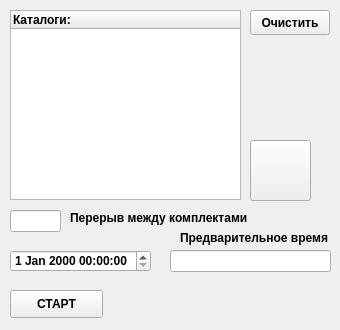
Qt form source/timer/timeraepwidget.ui (VictorZ08/Path) before a commit.
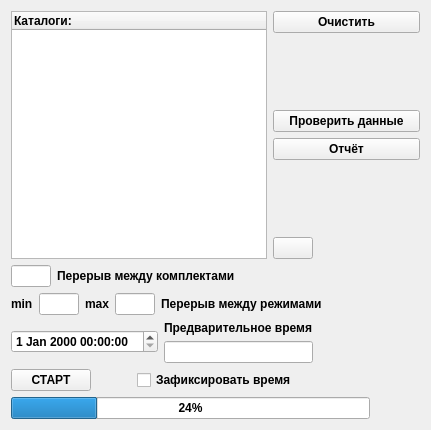
The same form after that commit. Icons and pictures are not drawn.

```diff
--- a/source/timer/timeraepwidget.ui
+++ b/source/timer/timeraepwidget.ui
@@ -2,25 +2,22 @@
 <ui version="4.0">
  <class>TimerAepWidget</class>
  <widget class="QWidget" name="TimerAepWidget">
+  <property name="enabled">
+   <bool>true</bool>
+  </property>
   <property name="geometry">
    <rect>
     <x>0</x>
     <y>0</y>
-    <width>340</width>
-    <height>330</height>
+    <width>431</width>
+    <height>430</height>
    </rect>
   </property>
-  <property name="minimumSize">
-   <size>
-    <width>340</width>
-    <height>330</height>
-   </size>
-  </property>
-  <property name="maximumSize">
-   <size>
-    <width>340</width>
-    <height>330</height>
-   </size>
+  <property name="sizePolicy">
+   <sizepolicy hsizetype="Preferred" vsizetype="Preferred">
+    <horstretch>0</horstretch>
+    <verstretch>0</verstretch>
+   </sizepolicy>
   </property>
   <property name="font">
    <font>
@@ -31,146 +28,355 @@
   <property name="windowTitle">
    <string>Таймер АЭП</string>
   </property>
-  <widget class="QLabel" name="label_Timer_AEP_Preliminarily">
-   <property name="geometry">
-    <rect>
-     <x>180</x>
-     <y>230</y>
-     <width>171</width>
-     <height>16</height>
-    </rect>
-   </property>
-   <property name="text">
-    <string>Предварительное время</string>
-   </property>
-  </widget>
-  <widget class="QLabel" name="m_status_l">
-   <property name="geometry">
-    <rect>
-     <x>160</x>
-     <y>290</y>
-     <width>151</width>
-     <height>21</height>
-    </rect>
-   </property>
-   <property name="font">
-    <font>
-     <pointsize>10</pointsize>
-     <weight>75</weight>
-     <bold>true</bold>
-    </font>
-   </property>
-   <property name="text">
-    <string/>
-   </property>
-  </widget>
-  <widget class="QLineEdit" name="m_previewTime_le">
-   <property name="geometry">
-    <rect>
-     <x>170</x>
-     <y>250</y>
-     <width>161</width>
-     <height>22</height>
-    </rect>
-   </property>
-  </widget>
-  <widget class="QPushButton" name="m_start_pb">
-   <property name="geometry">
-    <rect>
-     <x>10</x>
-     <y>290</y>
-     <width>93</width>
-     <height>28</height>
-    </rect>
-   </property>
-   <property name="text">
-    <string>СТАРТ</string>
-   </property>
-  </widget>
-  <widget class="QDateTimeEdit" name="m_editTime_dte">
-   <property name="geometry">
-    <rect>
-     <x>10</x>
-     <y>250</y>
-     <width>141</width>
-     <height>22</height>
-    </rect>
-   </property>
-  </widget>
-  <widget class="QTreeWidget" name="m_loadSets_tw">
-   <property name="geometry">
-    <rect>
-     <x>10</x>
-     <y>10</y>
-     <width>231</width>
-     <height>190</height>
-    </rect>
-   </property>
-   <column>
-    <property name="text">
-     <string notr="true">Каталоги:</string>
-    </property>
-   </column>
-  </widget>
-  <widget class="QPushButton" name="m_clear_pb">
-   <property name="geometry">
-    <rect>
-     <x>250</x>
-     <y>10</y>
-     <width>80</width>
-     <height>25</height>
-    </rect>
-   </property>
-   <property name="text">
-    <string>Очистить</string>
-   </property>
-  </widget>
-  <widget class="QLabel" name="label_Time_Complect">
-   <property name="geometry">
-    <rect>
-     <x>70</x>
-     <y>210</y>
-     <width>191</width>
-     <height>16</height>
-    </rect>
-   </property>
-   <property name="text">
-    <string>Перерыв между комплектами</string>
-   </property>
-  </widget>
-  <widget class="QLineEdit" name="m_timeSet_le">
-   <property name="geometry">
-    <rect>
-     <x>10</x>
-     <y>210</y>
-     <width>51</width>
-     <height>22</height>
-    </rect>
-   </property>
-  </widget>
-  <widget class="QPushButton" name="m_back_pb">
-   <property name="geometry">
-    <rect>
-     <x>250</x>
-     <y>140</y>
-     <width>61</width>
-     <height>61</height>
-    </rect>
-   </property>
-   <property name="text">
-    <string/>
-   </property>
-   <property name="icon">
-    <iconset resource="../path.qrc">
-     <normaloff>:/image/button_back.png</normaloff>:/image/button_back.png</iconset>
-   </property>
-   <property name="iconSize">
-    <size>
-     <width>60</width>
-     <height>60</height>
-    </size>
-   </property>
-  </widget>
+  <property name="styleSheet">
+   <string notr="true"/>
+  </property>
+  <layout class="QGridLayout" name="gridLayout">
+   <item row="0" column="0">
+    <layout class="QVBoxLayout" name="verticalLayout_2">
+     <item>
+      <layout class="QHBoxLayout" name="horizontalLayout">
+       <item>
+        <widget class="QTreeWidget" name="m_loadSets_tw">
+         <column>
+          <property name="text">
+           <string notr="true">Каталоги:</string>
+          </property>
+         </column>
+        </widget>
+       </item>
+       <item>
+        <layout class="QVBoxLayout" name="verticalLayout">
+         <item>
+          <widget class="QPushButton" name="m_clear_pb">
+           <property name="font">
+            <font>
+             <weight>75</weight>
+             <bold>true</bold>
+            </font>
+           </property>
+           <property name="styleSheet">
+            <string notr="true"/>
+           </property>
+           <property name="text">
+            <string>Очистить</string>
+           </property>
+          </widget>
+         </item>
+         <item>
+          <spacer name="verticalSpacer_2">
+           <property name="orientation">
+            <enum>Qt::Vertical</enum>
+           </property>
+           <property name="sizeHint" stdset="0">
+            <size>
+             <width>20</width>
+             <height>40</height>
+            </size>
+           </property>
+          </spacer>
+         </item>
+         <item>
+          <widget class="QPushButton" name="m_startCheckData_pb">
+           <property name="text">
+            <string>Проверить данные</string>
+           </property>
+          </widget>
+         </item>
+         <item>
+          <widget class="QPushButton" name="pushButton">
+           <property name="text">
+            <string>Отчёт</string>
+           </property>
+          </widget>
+         </item>
+         <item>
+          <spacer name="verticalSpacer">
+           <property name="orientation">
+            <enum>Qt::Vertical</enum>
+           </property>
+           <property name="sizeHint" stdset="0">
+            <size>
+             <width>20</width>
+             <height>40</height>
+            </size>
+           </property>
+          </spacer>
+         </item>
+         <item>
+          <layout class="QHBoxLayout" name="horizontalLayout_9">
+           <item>
+            <widget class="QPushButton" name="m_back_pb">
+             <property name="text">
+              <string/>
+             </property>
+             <property name="icon">
+              <iconset resource="../path.qrc">
+               <normaloff>:/image/button_back.png</normaloff>:/image/button_back.png</iconset>
+             </property>
+             <property name="iconSize">
+              <size>
+               <width>60</width>
+               <height>60</height>
+              </size>
+             </property>
+            </widget>
+           </item>
+           <item>
+            <spacer name="horizontalSpacer_2">
+             <property name="orientation">
+              <enum>Qt::Horizontal</enum>
+             </property>
+             <property name="sizeHint" stdset="0">
+              <size>
+               <width>40</width>
+               <height>20</height>
+              </size>
+             </property>
+            </spacer>
+           </item>
+          </layout>
+         </item>
+        </layout>
+       </item>
+      </layout>
+     </item>
+     <item>
+      <layout class="QHBoxLayout" name="horizontalLayout_3">
+       <item>
+        <widget class="QLineEdit" name="m_timeSet_le">
+         <property name="minimumSize">
+          <size>
+           <width>40</width>
+           <height>0</height>
+          </size>
+         </property>
+         <property name="maximumSize">
+          <size>
+           <width>40</width>
+           <height>16777215</height>
+          </size>
+         </property>
+        </widget>
+       </item>
+       <item>
+        <widget class="QLabel" name="label_Time_Complect">
+         <property name="text">
+          <string>Перерыв между комплектами</string>
+         </property>
+        </widget>
+       </item>
+       <item>
+        <spacer name="horizontalSpacer">
+         <property name="orientation">
+          <enum>Qt::Horizontal</enum>
+         </property>
+         <property name="sizeHint" stdset="0">
+          <size>
+           <width>40</width>
+           <height>20</height>
+          </size>
+         </property>
+        </spacer>
+       </item>
+      </layout>
+     </item>
+     <item>
+      <layout class="QHBoxLayout" name="horizontalLayout_7">
+       <item>
+        <widget class="QLabel" name="label_3">
+         <property name="text">
+          <string>min</string>
+         </property>
+        </widget>
+       </item>
+       <item>
+        <widget class="QLineEdit" name="m_minTimeModes_le">
+         <property name="minimumSize">
+          <size>
+           <width>40</width>
+           <height>0</height>
+          </size>
+         </property>
+         <property name="maximumSize">
+          <size>
+           <width>40</width>
+           <height>16777215</height>
+          </size>
+         </property>
+        </widget>
+       </item>
+       <item>
+        <widget class="QLabel" name="label_2">
+         <property name="text">
+          <string>max</string>
+         </property>
+        </widget>
+       </item>
+       <item>
+        <widget class="QLineEdit" name="m_maxTimeModes_le">
+         <property name="maximumSize">
+          <size>
+           <width>40</width>
+           <height>16777215</height>
+          </size>
+         </property>
+        </widget>
+       </item>
+       <item>
+        <widget class="QLabel" name="label">
+         <property name="text">
+          <string>Перерыв между режимами</string>
+         </property>
+        </widget>
+       </item>
+       <item>
+        <spacer name="horizontalSpacer_7">
+         <property name="orientation">
+          <enum>Qt::Horizontal</enum>
+         </property>
+         <property name="sizeHint" stdset="0">
+          <size>
+           <width>40</width>
+           <height>20</height>
+          </size>
+         </property>
+        </spacer>
+       </item>
+      </layout>
+     </item>
+     <item>
+      <layout class="QVBoxLayout" name="verticalLayout_5">
+       <item>
+        <layout class="QHBoxLayout" name="horizontalLayout_4">
+         <item>
+          <layout class="QHBoxLayout" name="horizontalLayout_2">
+           <item>
+            <widget class="QDateTimeEdit" name="m_editTime_dte"/>
+           </item>
+          </layout>
+         </item>
+         <item>
+          <layout class="QVBoxLayout" name="verticalLayout_3">
+           <item>
+            <widget class="QLabel" name="label_Timer_AEP_Preliminarily">
+             <property name="text">
+              <string>Предварительное время</string>
+             </property>
+            </widget>
+           </item>
+           <item>
+            <widget class="QLineEdit" name="m_previewTime_le"/>
+           </item>
+          </layout>
+         </item>
+         <item>
+          <spacer name="horizontalSpacer_4">
+           <property name="orientation">
+            <enum>Qt::Horizontal</enum>
+           </property>
+           <property name="sizeHint" stdset="0">
+            <size>
+             <width>40</width>
+             <height>20</height>
+            </size>
+           </property>
+          </spacer>
+         </item>
+        </layout>
+       </item>
+       <item>
+        <layout class="QVBoxLayout" name="verticalLayout_4">
+         <item>
+          <layout class="QHBoxLayout" name="horizontalLayout_5">
+           <item>
+            <widget class="QPushButton" name="m_start_pb">
+             <property name="text">
+              <string>СТАРТ</string>
+             </property>
+            </widget>
+           </item>
+           <item>
+            <spacer name="horizontalSpacer_3">
+             <property name="orientation">
+              <enum>Qt::Horizontal</enum>
+             </property>
+             <property name="sizeType">
+              <enum>QSizePolicy::Minimum</enum>
+             </property>
+             <property name="sizeHint" stdset="0">
+              <size>
+               <width>40</width>
+               <height>20</height>
+              </size>
+             </property>
+            </spacer>
+           </item>
+           <item>
+            <widget class="QCheckBox" name="m_fixedTime_ckb">
+             <property name="text">
+              <string>Зафиксировать время</string>
+             </property>
+            </widget>
+           </item>
+           <item>
+            <spacer name="horizontalSpacer_6">
+             <property name="orientation">
+              <enum>Qt::Horizontal</enum>
+             </property>
+             <property name="sizeHint" stdset="0">
+              <size>
+               <width>40</width>
+               <height>20</height>
+              </size>
+             </property>
+            </spacer>
+           </item>
+          </layout>
+         </item>
+        </layout>
+       </item>
+       <item>
+        <layout class="QHBoxLayout" name="horizontalLayout_6">
+         <item>
+          <widget class="QProgressBar" name="m_status_prb">
+           <property name="enabled">
+            <bool>true</bool>
+           </property>
+           <property name="sizePolicy">
+            <sizepolicy hsizetype="MinimumExpanding" vsizetype="Preferred">
+             <horstretch>0</horstretch>
+             <verstretch>0</verstretch>
+            </sizepolicy>
+           </property>
+           <property name="value">
+            <number>24</number>
+           </property>
+          </widget>
+         </item>
+         <item>
+          <spacer name="horizontalSpacer_5">
+           <property name="orientation">
+            <enum>Qt::Horizontal</enum>
+           </property>
+           <property name="sizeType">
+            <enum>QSizePolicy::Preferred</enum>
+           </property>
+           <property name="sizeHint" stdset="0">
+            <size>
+             <width>50</width>
+             <height>20</height>
+            </size>
+           </property>
+          </spacer>
+         </item>
+        </layout>
+       </item>
+      </layout>
+     </item>
+    </layout>
+   </item>
+  </layout>
  </widget>
  <resources>
   <include location="../path.qrc"/>
```
